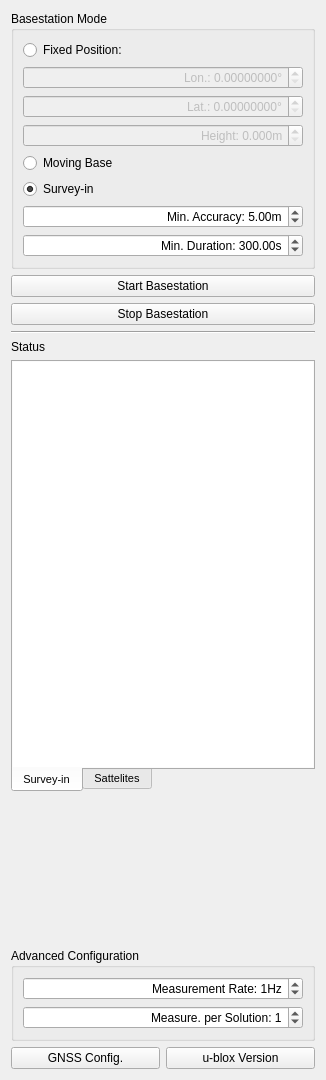
Before: the Qt Designer form ubloxbasestationui.ui in RISE-Dependable-Transport-Systems/ControlTower, drawn with Qt 5.
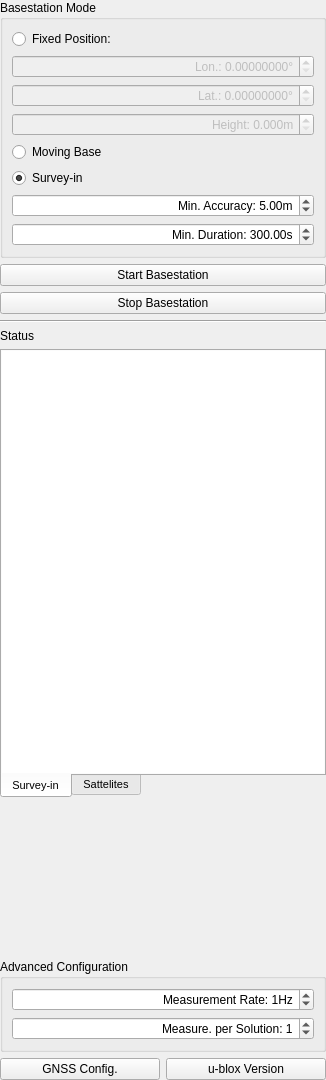
After: the same form once the commit is applied.

The edit to the form file:
```diff
--- a/ubloxbasestationui.ui
+++ b/ubloxbasestationui.ui
@@ -14,6 +14,18 @@
    <string>Form</string>
   </property>
   <layout class="QVBoxLayout" name="verticalLayout">
+   <property name="leftMargin">
+    <number>0</number>
+   </property>
+   <property name="topMargin">
+    <number>0</number>
+   </property>
+   <property name="rightMargin">
+    <number>0</number>
+   </property>
+   <property name="bottomMargin">
+    <number>0</number>
+   </property>
    <item>
     <widget class="QGroupBox" name="modeGroupBox">
      <property name="title">
```
